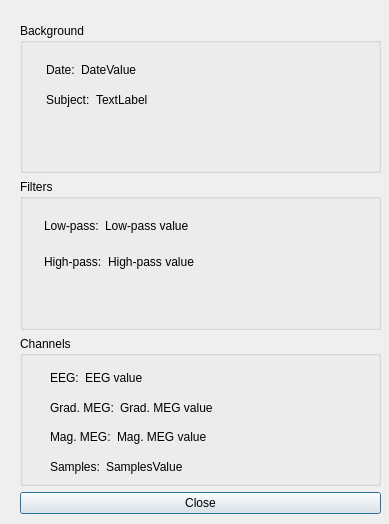
This is hoksotin/ui/qt4Designer/epochInfo.ui in cibr-jyu/meggie as Qt 5 draws it before an edit. The edited form follows.
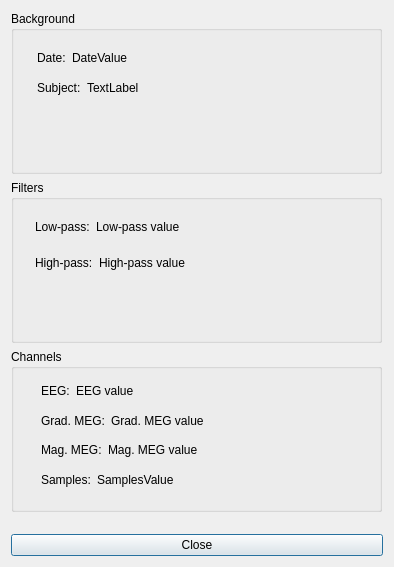
This is the edited form.

What changed in the file:
```diff
--- a/hoksotin/ui/qt4Designer/epochInfo.ui
+++ b/hoksotin/ui/qt4Designer/epochInfo.ui
@@ -6,8 +6,8 @@
    <rect>
     <x>0</x>
     <y>0</y>
-    <width>389</width>
-    <height>524</height>
+    <width>394</width>
+    <height>567</height>
    </rect>
   </property>
   <property name="sizePolicy">
@@ -19,13 +19,37 @@
   <property name="windowTitle">
    <string>Measurement info</string>
   </property>
+  <layout class="QVBoxLayout" name="verticalLayout_6">
+   <item>
+    <widget class="QScrollArea" name="scrollArea">
+     <property name="frameShape">
+      <enum>QFrame::NoFrame</enum>
+     </property>
+     <property name="widgetResizable">
+      <bool>true</bool>
+     </property>
+     <widget class="QWidget" name="scrollAreaWidgetContents">
+      <property name="geometry">
+       <rect>
+        <x>0</x>
+        <y>0</y>
+        <width>376</width>
+        <height>520</height>
+       </rect>
+      </property>
+      <property name="minimumSize">
+       <size>
+        <width>370</width>
+        <height>510</height>
+       </size>
+      </property>
   <widget class="QWidget" name="layoutWidget">
    <property name="geometry">
     <rect>
-     <x>20</x>
-     <y>23</y>
-     <width>361</width>
-     <height>491</height>
+         <x>0</x>
+         <y>0</y>
+         <width>371</width>
+         <height>501</height>
     </rect>
    </property>
    <layout class="QVBoxLayout" name="verticalLayout_5">
@@ -288,6 +312,11 @@
       </item>
      </layout>
     </item>
+       </layout>
+      </widget>
+     </widget>
+    </widget>
+   </item>
     <item>
      <widget class="QPushButton" name="ButtonClose">
       <property name="text">
@@ -296,7 +325,6 @@
      </widget>
     </item>
    </layout>
-  </widget>
  </widget>
  <resources/>
  <connections/>
```
Lines whose indentation alone changed are shown as unchanged.
